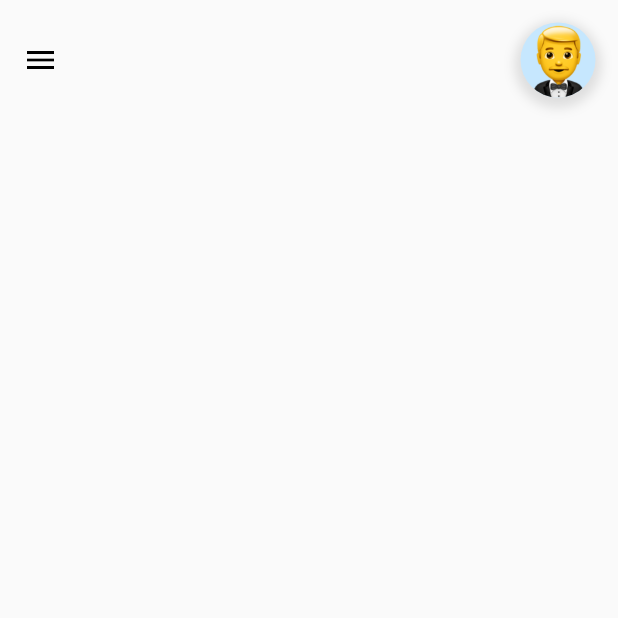
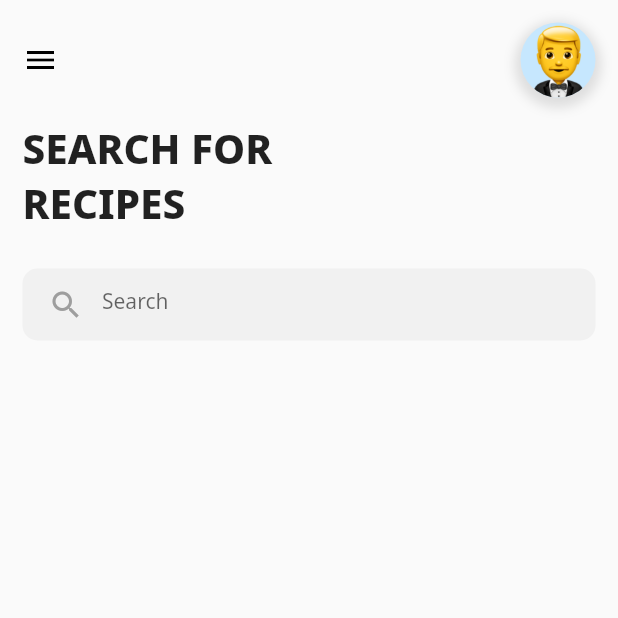
Before and after one commit to Pablofr10/foodApp, a Flutter app: the screen it shows after launch, on a phone screen of 412 x 824 dp, the top half of it. Run offline on Flutter 3.47's test engine with Material 2 defaults, Android fonts, the phone set to English and light mode, and no system bars; our stand-ins replace google_fonts.

Commit message:
Criando o search bar.

```diff
--- a/lib/dashboadpage.dart
+++ b/lib/dashboadpage.dart
@@ -1,4 +1,5 @@
 import 'package:flutter/material.dart';
+import 'package:google_fonts/google_fonts.dart';
 
 class DashboardPage extends StatefulWidget {
   @override
@@ -38,6 +39,43 @@ class _DashboardPageState extends State<DashboardPage> {
                 )
               ],
             ),
+          ),
+          Padding(
+            padding: EdgeInsets.only(left: 15.0),
+            child: Text(
+              'SEARCH FOR',
+              style: GoogleFonts.notoSans(
+                  fontWeight: FontWeight.w800, fontSize: 27.0),
+            ),
+          ),
+          Padding(
+            padding: EdgeInsets.only(left: 15.0),
+            child: Text(
+              'RECIPES',
+              style: GoogleFonts.notoSans(
+                  fontWeight: FontWeight.w800, fontSize: 27.0),
+            ),
+          ),
+          SizedBox(height: 25.0),
+          Padding(
+            padding: EdgeInsets.only(left: 15.0, right: 15.0),
+            child: Container(
+              padding: EdgeInsets.only(left: 5.0),
+              decoration: BoxDecoration(
+                  color: Colors.grey.withOpacity(0.1),
+                  borderRadius: BorderRadius.circular(10.0)),
+              child: TextField(
+                decoration: InputDecoration(
+                    hintText: 'Search',
+                    hintStyle: GoogleFonts.notoSans(fontSize: 14.0),
+                    border: InputBorder.none,
+                    fillColor: Colors.grey.withOpacity(0.5),
+                    prefixIcon: Icon(
+                      Icons.search,
+                      color: Colors.grey,
+                    )),
+              ),
+            ),
           )
         ],
       ),
--- a/pubspec.yaml
+++ b/pubspec.yaml
@@ -27,6 +27,7 @@ dependencies:
   # The following adds the Cupertino Icons font to your application.
   # Use with the CupertinoIcons class for iOS style icons.
   cupertino_icons: ^1.0.0
+  google_fonts: ^2.0.0
 
 dev_dependencies:
   flutter_test:
```
Also changed, not shown: pubspec.lock, 3 other files.
